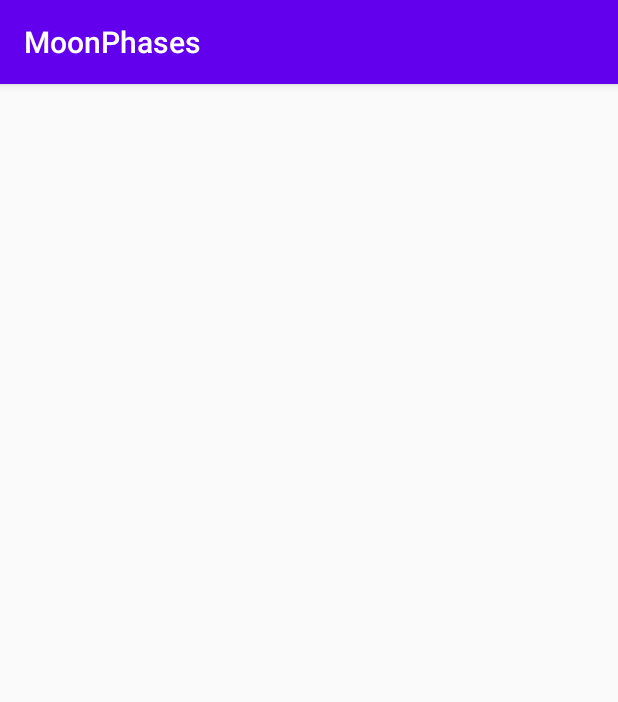
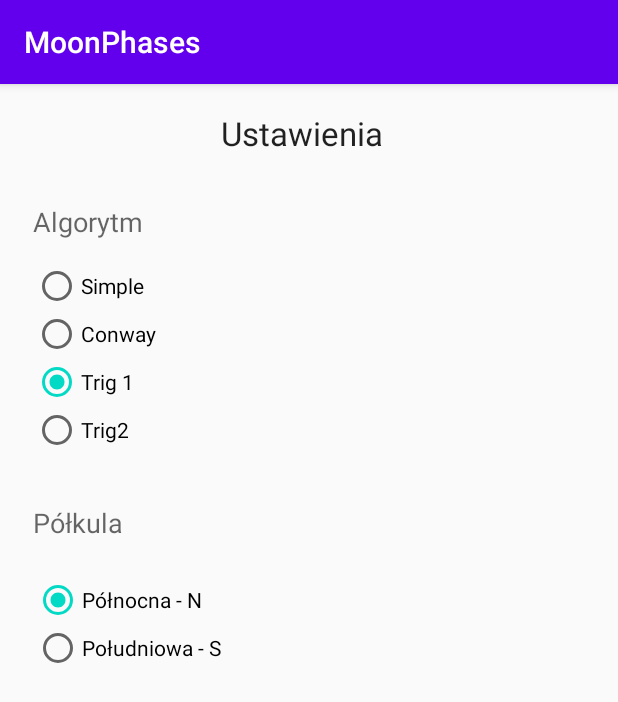
Before and after one commit to marcel-lipczynski/MoonPhasesCalculator, an Android app: the Settings screen opened directly, with no data from a screen before it, on a phone screen of 412 x 824 dp. Shown: the top 702 px of the screen. Run offline under Robolectric (Android 15) with nearby library versions, the phone set to English and light mode, and no system bars.

Commit message:
Created static view for settings activity

```diff
--- a/app/build.gradle
+++ b/app/build.gradle
@@ -34,4 +34,5 @@ dependencies {
     testImplementation 'junit:junit:4.12'
     androidTestImplementation 'androidx.test.ext:junit:1.1.1'
     androidTestImplementation 'androidx.test.espresso:espresso-core:3.2.0'
+    implementation 'com.google.android.material:material:1.1.0'
 }
--- a/app/src/main/java/MoonPhaseCalculator.kt
+++ b/app/src/main/java/MoonPhaseCalculator.kt
@@ -1,5 +1,36 @@
+import android.os.Build
+import java.lang.Integer.parseInt
+
+import java.sql.Date
+import java.time.LocalDate
+import java.time.LocalDateTime
+import kotlin.math.floor
+
 class MoonPhaseCalculator {
 
+    fun Conway(year: Double, month: Double, day: Double): Double {
+        var r: Double = year % 100;
+        r %= 19;
+        if (r > 9) {
+            r -= 19;
+        }
+        r = ((r * 11) % 30) + month + day;
+        if (month < 3) {
+            r += 2;
+        }
+        if (year < 2000) {
+            r -= 4
+        } else {
+            r -= 8.3
+        }
+        r = Math.floor(r + 0.5) % 30;
+
+        if (r < 0) {
+            return (r + 30)
+        }
+        return r
+
+    }
 
 
 }
--- a/app/src/main/res/layout/activity_settings.xml
+++ b/app/src/main/res/layout/activity_settings.xml
@@ -6,4 +6,106 @@
     android:layout_height="match_parent"
     tools:context=".Settings">
 
+    <RadioGroup
+        android:id="@+id/algorithmSelect"
+        android:layout_width="364dp"
+        android:layout_height="139dp"
+        app:layout_constraintBottom_toBottomOf="parent"
+        app:layout_constraintEnd_toEndOf="parent"
+        app:layout_constraintHorizontal_bias="0.457"
+        app:layout_constraintStart_toStartOf="parent"
+        app:layout_constraintTop_toTopOf="parent"
+        app:layout_constraintVertical_bias="0.189">
+
+        <RadioButton
+            android:id="@+id/simpleButton"
+            android:layout_width="match_parent"
+            android:layout_height="wrap_content"
+            android:text="Simple" />
+
+        <RadioButton
+            android:id="@+id/conwayButton"
+            android:layout_width="match_parent"
+            android:layout_height="wrap_content"
+            android:text="Conway" />
+
+        <RadioButton
+            android:id="@+id/trig1Button"
+            android:layout_width="match_parent"
+            android:layout_height="wrap_content"
+            android:text="Trig 1"
+            android:checked="true"/>
+
+        <RadioButton
+            android:id="@+id/trig2Button"
+            android:layout_width="match_parent"
+            android:layout_height="wrap_content"
+            android:text="Trig2" />
+
+    </RadioGroup>
+
+    <TextView
+        android:id="@+id/textView"
+        android:layout_width="118dp"
+        android:layout_height="35dp"
+        android:text="Ustawienia"
+        android:textAppearance="@style/TextAppearance.AppCompat.Large"
+        app:layout_constraintBottom_toTopOf="@+id/algorithmSelect"
+        app:layout_constraintEnd_toEndOf="parent"
+        app:layout_constraintHorizontal_bias="0.5"
+        app:layout_constraintStart_toStartOf="parent"
+        app:layout_constraintTop_toTopOf="parent"
+        app:layout_constraintVertical_bias="0.219" />
+
+    <TextView
+        android:id="@+id/algorithmsLabel"
+        android:layout_width="119dp"
+        android:layout_height="25dp"
+        android:text="Algorytm"
+        android:textAppearance="@style/TextAppearance.AppCompat.Medium"
+        app:layout_constraintBottom_toTopOf="@+id/algorithmSelect"
+        app:layout_constraintEnd_toEndOf="parent"
+        app:layout_constraintHorizontal_bias="0.075"
+        app:layout_constraintStart_toStartOf="parent"
+        app:layout_constraintTop_toBottomOf="@+id/textView"
+        app:layout_constraintVertical_bias="0.657" />
+
+    <TextView
+        android:id="@+id/hemisphereLabel"
+        android:layout_width="wrap_content"
+        android:layout_height="wrap_content"
+        android:text="Półkula"
+        android:textAppearance="@style/TextAppearance.AppCompat.Medium"
+        app:layout_constraintBottom_toTopOf="@+id/hemisphereSelect"
+        app:layout_constraintEnd_toEndOf="parent"
+        app:layout_constraintHorizontal_bias="0.062"
+        app:layout_constraintStart_toStartOf="parent"
+        app:layout_constraintTop_toBottomOf="@+id/algorithmSelect"
+        app:layout_constraintVertical_bias="0.487" />
+
+    <RadioGroup
+        android:id="@+id/hemisphereSelect"
+        android:layout_width="364dp"
+        android:layout_height="98dp"
+        app:layout_constraintBottom_toBottomOf="parent"
+        app:layout_constraintEnd_toEndOf="parent"
+        app:layout_constraintHorizontal_bias="0.468"
+        app:layout_constraintStart_toStartOf="parent"
+        app:layout_constraintTop_toBottomOf="@+id/algorithmSelect"
+        app:layout_constraintVertical_bias="0.17">
+
+        <RadioButton
+            android:id="@+id/northHemisphereButton"
+            android:layout_width="match_parent"
+            android:layout_height="wrap_content"
+            android:text="Północna - N"
+            android:checked="true"/>
+
+        <RadioButton
+            android:id="@+id/southHemisphereButton"
+            android:layout_width="match_parent"
+            android:layout_height="wrap_content"
+            android:text="Południowa - S" />
+    </RadioGroup>
+
 </androidx.constraintlayout.widget.ConstraintLayout>
```
